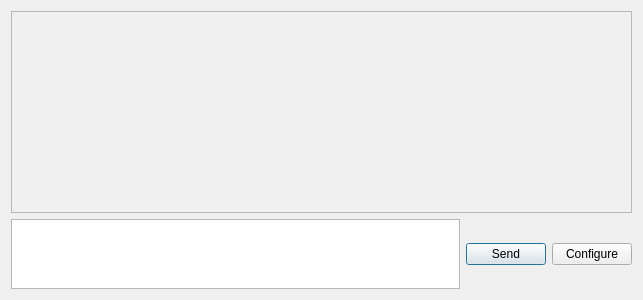
First picture: the form in ui/chatBox.ui, repository SSRVodka/Live2Desktop, before the edit.
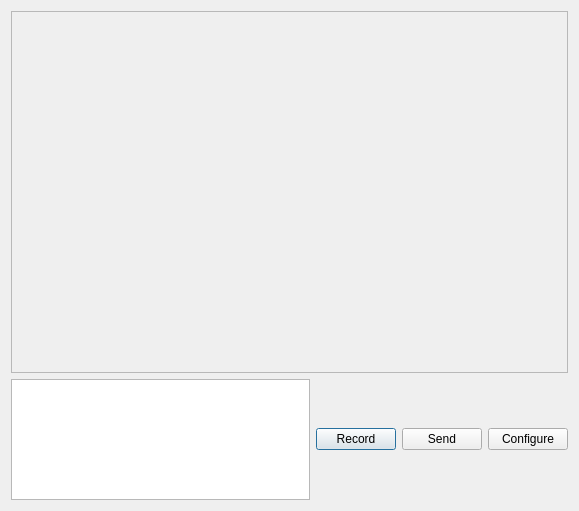
Second picture: the form after the edit.

Commit message: feat. add AI chat & audio conversation (global)

What changed in the file:
```diff
--- a/ui/chatBox.ui
+++ b/ui/chatBox.ui
@@ -6,8 +6,8 @@
    <rect>
     <x>0</x>
     <y>0</y>
-    <width>643</width>
-    <height>300</height>
+    <width>579</width>
+    <height>511</height>
    </rect>
   </property>
   <property name="windowTitle">
@@ -24,8 +24,8 @@
        <rect>
         <x>0</x>
         <y>0</y>
-        <width>623</width>
-        <height>202</height>
+        <width>559</width>
+        <height>363</height>
        </rect>
       </property>
      </widget>
@@ -34,7 +34,21 @@
    <item>
     <layout class="QHBoxLayout" name="horizontalLayout">
      <item>
-      <widget class="QTextEdit" name="inputEdit"/>
+      <widget class="QTextEdit" name="inputEdit">
+       <property name="sizePolicy">
+        <sizepolicy hsizetype="Expanding" vsizetype="Expanding">
+         <horstretch>0</horstretch>
+         <verstretch>0</verstretch>
+        </sizepolicy>
+       </property>
+      </widget>
+     </item>
+     <item>
+      <widget class="QPushButton" name="recordBtn">
+       <property name="text">
+        <string>Record</string>
+       </property>
+      </widget>
      </item>
      <item>
       <widget class="QPushButton" name="sendBtn">
```
The commit also changes 69 other files.
